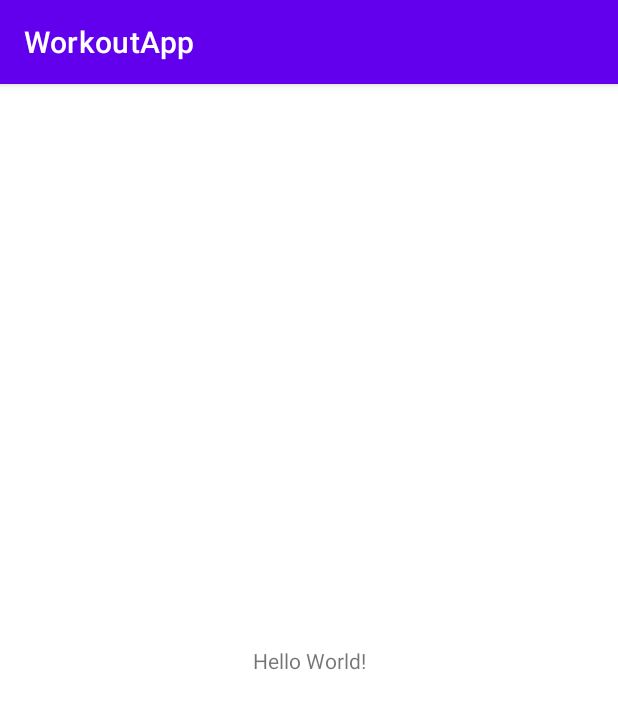
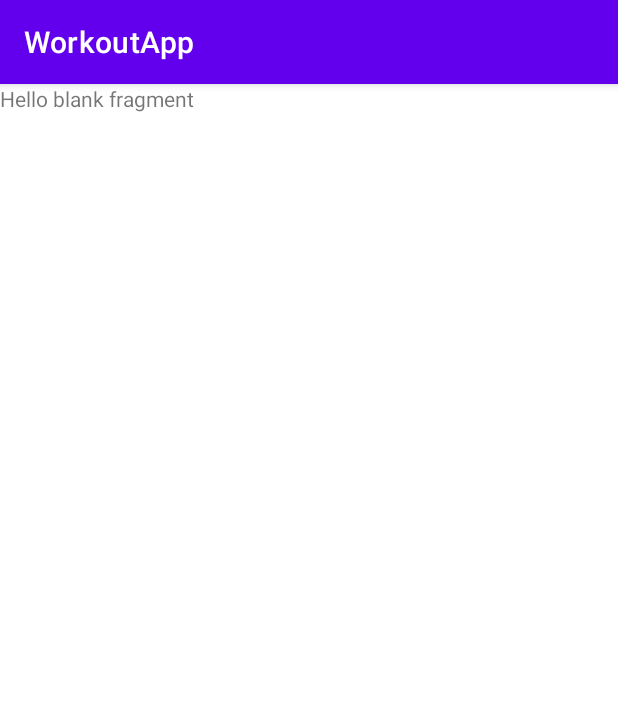
Before and after one commit to AlexanderXYZ/WorkoutApp, an Android app: the screen it shows after launch (MainActivity), on a phone screen of 412 x 824 dp. Shown: the top 709 px of the screen. Run offline under Robolectric (Android 15) with nearby library versions, the phone set to English and light mode, and no system bars.

Commit message:
setup fragments

```diff
--- a/app/build.gradle
+++ b/app/build.gradle
@@ -44,6 +44,7 @@ dependencies {
     implementation 'androidx.appcompat:appcompat:1.3.0'
     implementation 'com.google.android.material:material:1.3.0'
     implementation 'androidx.constraintlayout:constraintlayout:2.0.4'
+    implementation 'androidx.legacy:legacy-support-v4:1.0.0'
     testImplementation 'junit:junit:4.13.2'
     androidTestImplementation 'androidx.test.ext:junit:1.1.2'
     androidTestImplementation 'androidx.test.espresso:espresso-core:3.3.0'
--- /dev/null
+++ b/app/src/main/java/com/buslaev/workoutapp/screens/login/LoginFragment.kt
@@ -0,0 +1,21 @@
+package com.buslaev.workoutapp.screens.login
+
+import android.os.Bundle
+import androidx.fragment.app.Fragment
+import android.view.LayoutInflater
+import android.view.View
+import android.view.ViewGroup
+import com.buslaev.workoutapp.R
+
+
+class LoginFragment : Fragment() {
+
+    override fun onCreateView(
+        inflater: LayoutInflater, container: ViewGroup?,
+        savedInstanceState: Bundle?
+    ): View? {
+        // Inflate the layout for this fragment
+        return inflater.inflate(R.layout.fragment_login, container, false)
+    }
+
+}
--- a/app/src/main/res/layout/activity_main.xml
+++ b/app/src/main/res/layout/activity_main.xml
@@ -6,13 +6,16 @@
     android:layout_height="match_parent"
     tools:context=".MainActivity">
 
-    <TextView
-        android:layout_width="wrap_content"
-        android:layout_height="wrap_content"
-        android:text="Hello World!"
+    <fragment
+        android:id="@+id/nav_host"
+        android:name="androidx.navigation.fragment.NavHostFragment"
+        android:layout_width="match_parent"
+        android:layout_height="match_parent"
+        app:defaultNavHost="true"
         app:layout_constraintBottom_toBottomOf="parent"
-        app:layout_constraintLeft_toLeftOf="parent"
-        app:layout_constraintRight_toRightOf="parent"
-        app:layout_constraintTop_toTopOf="parent" />
+        app:layout_constraintEnd_toEndOf="parent"
+        app:layout_constraintStart_toStartOf="parent"
+        app:layout_constraintTop_toTopOf="parent"
+        app:navGraph="@navigation/nav_graph" />
 
 </androidx.constraintlayout.widget.ConstraintLayout>
--- /dev/null
+++ b/app/src/main/res/layout/fragment_login.xml
@@ -0,0 +1,14 @@
+<?xml version="1.0" encoding="utf-8"?>
+<FrameLayout xmlns:android="http://schemas.android.com/apk/res/android"
+    xmlns:tools="http://schemas.android.com/tools"
+    android:layout_width="match_parent"
+    android:layout_height="match_parent"
+    tools:context=".screens.login.LoginFragment">
+
+    <!-- TODO: Update blank fragment layout -->
+    <TextView
+        android:layout_width="match_parent"
+        android:layout_height="match_parent"
+        android:text="@string/hello_blank_fragment" />
+
+</FrameLayout>
--- /dev/null
+++ b/app/src/main/res/navigation/nav_graph.xml
@@ -0,0 +1,95 @@
+<?xml version="1.0" encoding="utf-8"?>
+<navigation xmlns:android="http://schemas.android.com/apk/res/android"
+    xmlns:app="http://schemas.android.com/apk/res-auto"
+    xmlns:tools="http://schemas.android.com/tools"
+    android:id="@+id/nav_graph"
+    app:startDestination="@id/loginFragment">
+
+    <fragment
+        android:id="@+id/loginFragment"
+        android:name="com.buslaev.workoutapp.screens.login.LoginFragment"
+        android:label="fragment_login"
+        tools:layout="@layout/fragment_login" >
+        <action
+            android:id="@+id/action_loginFragment_to_startSettingsFragment"
+            app:destination="@id/startSettingsFragment" />
+        <action
+            android:id="@+id/action_loginFragment_to_mainFragment"
+            app:destination="@id/mainFragment" />
+    </fragment>
+    <fragment
+        android:id="@+id/exercisesFragment"
+        android:name="com.buslaev.workoutapp.screens.exercises.ExercisesFragment"
+        android:label="fragment_exercises"
+        tools:layout="@layout/fragment_exercises" >
+        <action
+            android:id="@+id/action_exercisesFragment_to_mainFragment"
+            app:destination="@id/mainFragment" />
+    </fragment>
+    <fragment
+        android:id="@+id/mainFragment"
+        android:name="com.buslaev.workoutapp.screens.main.MainFragment"
+        android:label="fragment_main"
+        tools:layout="@layout/fragment_main" >
+        <action
+            android:id="@+id/action_mainFragment_to_exercisesFragment"
+            app:destination="@id/exercisesFragment" />
+        <action
+            android:id="@+id/action_mainFragment_to_programsFragment"
+            app:destination="@id/programsFragment" />
+        <action
+            android:id="@+id/action_mainFragment_to_nutritionFragment"
+            app:destination="@id/nutritionFragment" />
+        <action
+            android:id="@+id/action_mainFragment_to_progressFragment"
+            app:destination="@id/progressFragment" />
+        <action
+            android:id="@+id/action_mainFragment_to_settingsFragment"
+            app:destination="@id/settingsFragment" />
+    </fragment>
+    <fragment
+        android:id="@+id/programsFragment"
+        android:name="com.buslaev.workoutapp.screens.programs.ProgramsFragment"
+        android:label="fragment_programs"
+        tools:layout="@layout/fragment_programs" >
+        <action
+            android:id="@+id/action_programsFragment_to_mainFragment"
+            app:destination="@id/mainFragment" />
+    </fragment>
+    <fragment
+        android:id="@+id/nutritionFragment"
+        android:name="com.buslaev.workoutapp.screens.nutrition.NutritionFragment"
+        android:label="fragment_nutriotion"
+        tools:layout="@layout/fragment_nutriotion" >
+        <action
+            android:id="@+id/action_nutritionFragment_to_mainFragment"
+            app:destination="@id/mainFragment" />
+    </fragment>
+    <fragment
+        android:id="@+id/progressFragment"
+        android:name="com.buslaev.workoutapp.screens.progress.ProgressFragment"
+        android:label="fragment_progress"
+        tools:layout="@layout/fragment_progress" >
+        <action
+            android:id="@+id/action_progressFragment_to_mainFragment"
+            app:destination="@id/mainFragment" />
+    </fragment>
+    <fragment
+        android:id="@+id/startSettingsFragment"
+        android:name="com.buslaev.workoutapp.screens.startsettings.StartSettingsFragment"
+        android:label="fragment_start_settings"
+        tools:layout="@layout/fragment_start_settings" >
+        <action
+            android:id="@+id/action_startSettingsFragment_to_mainFragment"
+            app:destination="@id/mainFragment" />
+    </fragment>
+    <fragment
+        android:id="@+id/settingsFragment"
+        android:name="com.buslaev.workoutapp.screens.settings.SettingsFragment"
+        android:label="fragment_settings"
+        tools:layout="@layout/fragment_settings" >
+        <action
+            android:id="@+id/action_settingsFragment_to_mainFragment"
+            app:destination="@id/mainFragment" />
+    </fragment>
+</navigation>
--- a/app/src/main/res/values/strings.xml
+++ b/app/src/main/res/values/strings.xml
@@ -1,3 +1,5 @@
 <resources>
     <string name="app_name">WorkoutApp</string>
+    <!-- TODO: Remove or change this placeholder text -->
+    <string name="hello_blank_fragment">Hello blank fragment</string>
 </resources>
```
Also changed, not shown: app/src/main/java/com/buslaev/workoutapp/screens/exercises/ExercisesFragment.kt (added, +20 -0 lines), app/src/main/java/com/buslaev/workoutapp/screens/main/MainFragment.kt (added, +21 -0 lines), app/src/main/java/com/buslaev/workoutapp/screens/nutrition/NutritionFragment.kt (added, +21 -0 lines), app/src/main/java/com/buslaev/workoutapp/screens/programs/ProgramsFragment.kt (added, +20 -0 lines), app/src/main/java/com/buslaev/workoutapp/screens/progress/ProgressFragment.kt (added, +20 -0 lines), app/src/main/java/com/buslaev/workoutapp/screens/settings/SettingsFragment.kt (added, +20 -0 lines), app/src/main/java/com/buslaev/workoutapp/screens/startsettings/StartSettingsFragment.kt (added, +21 -0 lines), app/src/main/res/layout/fragment_exercises.xml (added, +14 -0 lines), app/src/main/res/layout/fragment_main.xml (added, +14 -0 lines), app/src/main/res/layout/fragment_nutriotion.xml (added, +14 -0 lines), app/src/main/res/layout/fragment_programs.xml (added, +14 -0 lines), app/src/main/res/layout/fragment_progress.xml (added, +14 -0 lines), app/src/main/res/layout/fragment_settings.xml (added, +14 -0 lines), app/src/main/res/layout/fragment_start_settings.xml (added, +14 -0 lines).
